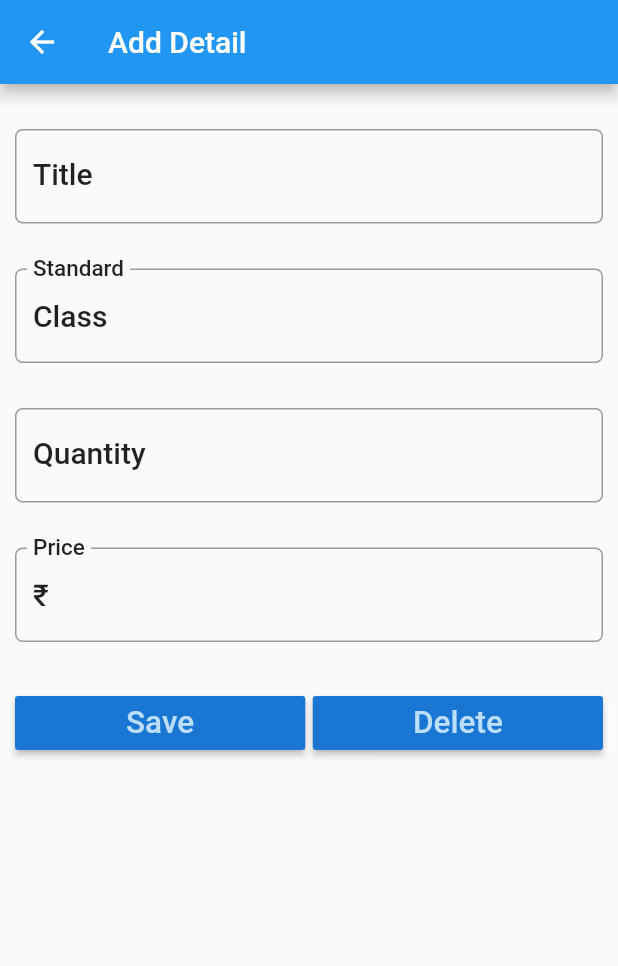
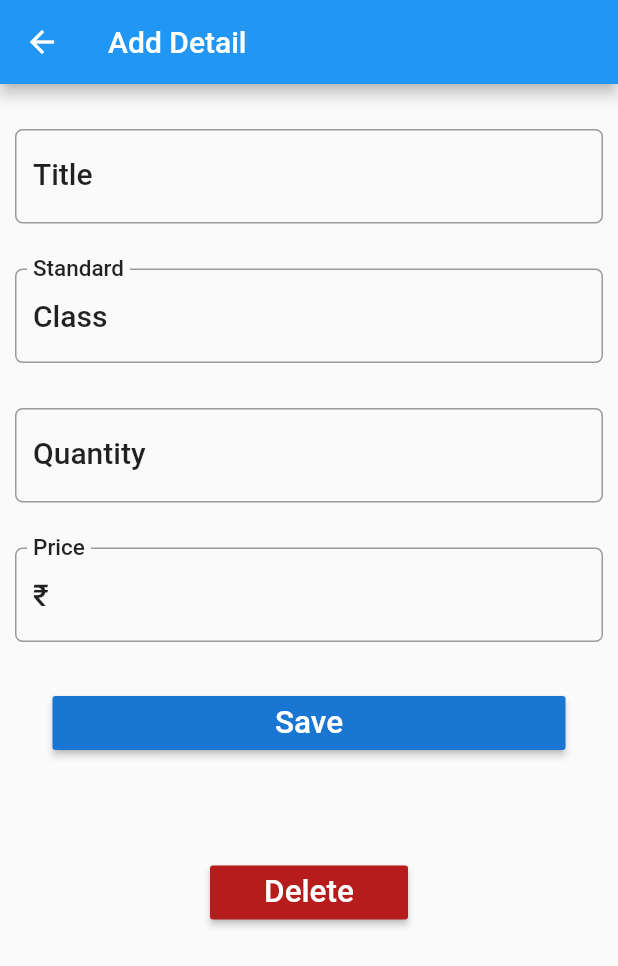
Before and after one commit to Benson1198/Book_inventory, a Flutter app: the screen it shows after launch, after a tap on "Add a Title", on a phone screen of 412 x 824 dp. Shown: the top 966 px of the screen. Run offline on Flutter 3.47's test engine with Material 2 defaults, Android fonts, the phone set to English and light mode, and no system bars; our stand-ins replace google_fonts, sqflite; accounts and stored records are empty.

Commit message:
database_update

```diff
--- a/lib/main.dart
+++ b/lib/main.dart
@@ -1,6 +1,4 @@
 import 'package:flutter/material.dart';
-import 'package:flutter_app/screens/note_list.dart';
-import 'package:flutter_app/screens/note_detail.dart';
 import 'package:flutter_app/screens/home_page.dart';
 
 void main() {
--- a/lib/round_icon_button.dart
+++ b/lib/round_icon_button.dart
@@ -1,5 +1,4 @@
 import 'package:flutter/material.dart';
-import 'package:flutter_app/constants.dart';
 
 class RoundIconButton extends StatelessWidget {
   RoundIconButton({@required this.icon, @required this.onPressed});
--- a/lib/screens/note_detail.dart
+++ b/lib/screens/note_detail.dart
@@ -130,10 +130,13 @@ class NoteDetailState extends State<NoteDetail> {
                   padding: EdgeInsets.only(top: 15.0, bottom: 15.0),
                   child: Row(
                     children: <Widget>[
+                      Container(
+                        width: 25.0,
+                      ),
                       Expanded(
                         child: RaisedButton(
                           color: Theme.of(context).primaryColorDark,
-                          textColor: Theme.of(context).primaryColorLight,
+                          textColor: Colors.white,
                           child: Text(
                             'Save',
                             textScaleFactor: 1.5,
@@ -147,12 +150,39 @@ class NoteDetailState extends State<NoteDetail> {
                         ),
                       ),
                       Container(
-                        width: 5.0,
+                        width: 25.0,
+                      ),
+//                      Expanded(
+//                        child: RaisedButton(
+//                          color: Theme.of(context).primaryColorDark,
+//                          textColor: Theme.of(context).primaryColorLight,
+//                          child: Text(
+//                            'Delete',
+//                            textScaleFactor: 1.5,
+//                          ),
+//                          onPressed: () {
+//                            setState(() {
+//                              debugPrint("Delete button clicked");
+//                              _delete();
+//                            });
+//                          },
+//                        ),
+//                      ),
+                    ],
+                  ),
+                ),
+                SizedBox(
+                  height: 50,
+                ),
+                Row(
+                  children: <Widget>[
+                    SizedBox(
+                      width: 130,
                     ),
                     Expanded(
                       child: RaisedButton(
-                          color: Theme.of(context).primaryColorDark,
-                          textColor: Theme.of(context).primaryColorLight,
+                        color: Colors.red[900],
+                        textColor: Colors.white,
                         child: Text(
                           'Delete',
                           textScaleFactor: 1.5,
@@ -165,9 +195,11 @@ class NoteDetailState extends State<NoteDetail> {
                         },
                       ),
                     ),
+                    SizedBox(
+                      width: 130,
+                    )
                   ],
-                  ),
-                ),
+                )
               ],
             ),
           ),
```
Also changed, not shown: 2 other files. Lines whose indentation alone changed are shown as unchanged.
